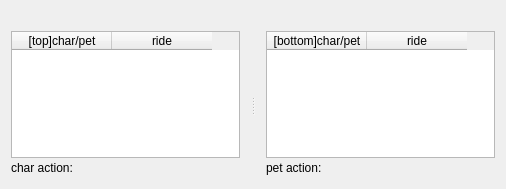
This is SaSH/form/battleinfoform.ui in bestkakkoii/SaSH as Qt 5 draws it before an edit. The edited form follows.
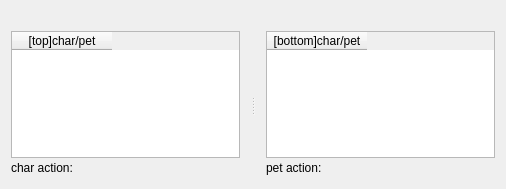
This is the edited form. Custom widgets are drawn as their Qt base class.

What changed in the file:
```diff
--- a/SaSH/form/battleinfoform.ui
+++ b/SaSH/form/battleinfoform.ui
@@ -80,11 +80,6 @@
            <string>[top]char/pet</string>
           </property>
          </column>
-         <column>
-          <property name="text">
-           <string>ride</string>
-          </property>
-         </column>
         </widget>
        </item>
        <item>
@@ -155,11 +150,6 @@
            <string>[bottom]char/pet</string>
           </property>
          </column>
-         <column>
-          <property name="text">
-           <string>ride</string>
-          </property>
-         </column>
         </widget>
        </item>
        <item>
```
